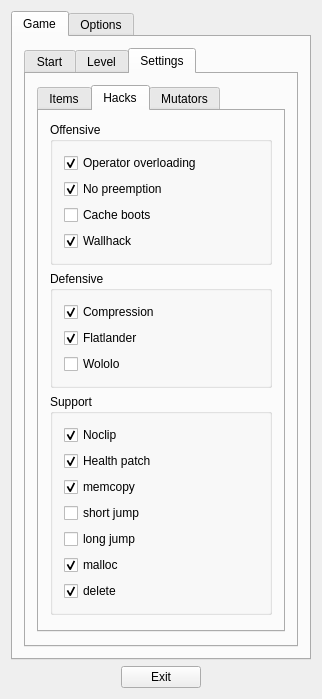
The window that xkill-gui/MainMenu.ui (L0mion/xkill-source) describes before a commit, drawn with Qt 5.
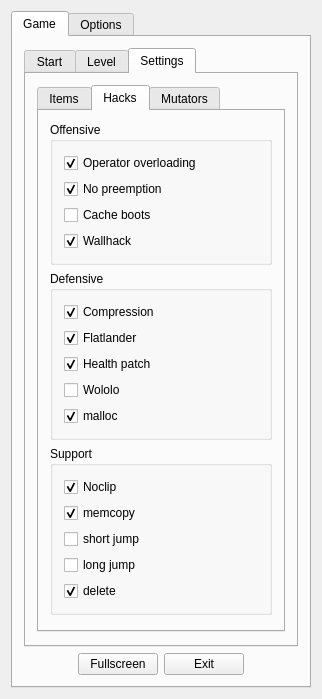
The same window after the commit. The open tabs and pages were chosen to show the change.

Commit message: Fixed menu and refactored lot of stuff

```diff
--- a/xkill-gui/MainMenu.ui
+++ b/xkill-gui/MainMenu.ui
@@ -7,7 +7,7 @@
     <x>0</x>
     <y>0</y>
     <width>314</width>
-    <height>661</height>
+    <height>617</height>
    </rect>
   </property>
   <property name="windowTitle">
@@ -16,6 +16,9 @@
   <property name="layoutDirection">
    <enum>Qt::LeftToRight</enum>
   </property>
+  <property name="styleSheet">
+   <string notr="true"/>
+  </property>
   <widget class="QWidget" name="centralWidget">
    <layout class="QVBoxLayout" name="verticalLayout">
     <item>
@@ -781,6 +784,16 @@
                      </property>
                     </widget>
                    </item>
+                   <item>
+                    <widget class="QCheckBox" name="checkBox_39">
+                     <property name="text">
+                      <string>Health patch</string>
+                     </property>
+                     <property name="checked">
+                      <bool>true</bool>
+                     </property>
+                    </widget>
+                   </item>
                    <item>
                     <widget class="QCheckBox" name="checkBox_53">
                      <property name="text">
@@ -788,6 +801,16 @@
                      </property>
                     </widget>
                    </item>
+                   <item>
+                    <widget class="QCheckBox" name="checkBox_40">
+                     <property name="text">
+                      <string>malloc </string>
+                     </property>
+                     <property name="checked">
+                      <bool>true</bool>
+                     </property>
+                    </widget>
+                   </item>
                   </layout>
                  </widget>
                 </item>
@@ -810,16 +833,6 @@
                      </property>
                     </widget>
                    </item>
-                   <item>
-                    <widget class="QCheckBox" name="checkBox_39">
-                     <property name="text">
-                      <string>Health patch</string>
-                     </property>
-                     <property name="checked">
-                      <bool>true</bool>
-                     </property>
-                    </widget>
-                   </item>
                    <item>
                     <widget class="QCheckBox" name="checkBox_45">
                      <property name="enabled">
@@ -856,16 +869,6 @@
                      </property>
                     </widget>
                    </item>
-                   <item>
-                    <widget class="QCheckBox" name="checkBox_40">
-                     <property name="text">
-                      <string>malloc </string>
-                     </property>
-                     <property name="checked">
-                      <bool>true</bool>
-                     </property>
-                    </widget>
-                   </item>
                    <item>
                     <widget class="QCheckBox" name="checkBox_46">
                      <property name="text">
@@ -1074,6 +1077,56 @@
           </widget>
          </widget>
         </item>
+        <item>
+         <layout class="QHBoxLayout" name="horizontalLayout_5">
+          <item>
+           <spacer name="horizontalSpacer_7">
+            <property name="orientation">
+             <enum>Qt::Horizontal</enum>
+            </property>
+            <property name="sizeHint" stdset="0">
+             <size>
+              <width>40</width>
+              <height>20</height>
+             </size>
+            </property>
+           </spacer>
+          </item>
+          <item>
+           <widget class="QPushButton" name="pushButton_FullScreen">
+            <property name="text">
+             <string>Fullscreen</string>
+            </property>
+            <property name="checkable">
+             <bool>true</bool>
+            </property>
+            <property name="checked">
+             <bool>false</bool>
+            </property>
+           </widget>
+          </item>
+          <item>
+           <widget class="QPushButton" name="pushButton_Exit">
+            <property name="text">
+             <string>Exit</string>
+            </property>
+           </widget>
+          </item>
+          <item>
+           <spacer name="horizontalSpacer_8">
+            <property name="orientation">
+             <enum>Qt::Horizontal</enum>
+            </property>
+            <property name="sizeHint" stdset="0">
+             <size>
+              <width>40</width>
+              <height>20</height>
+             </size>
+            </property>
+           </spacer>
+          </item>
+         </layout>
+        </item>
         <item>
          <spacer name="verticalSpacer_12">
           <property name="orientation">
@@ -1633,43 +1686,6 @@
       </widget>
      </widget>
     </item>
-    <item>
-     <layout class="QHBoxLayout" name="horizontalLayout_5">
-      <item>
-       <spacer name="horizontalSpacer_7">
-        <property name="orientation">
-         <enum>Qt::Horizontal</enum>
-        </property>
-        <property name="sizeHint" stdset="0">
-         <size>
-          <width>40</width>
-          <height>20</height>
-         </size>
-        </property>
-       </spacer>
-      </item>
-      <item>
-       <widget class="QPushButton" name="pushButton_6">
-        <property name="text">
-         <string>Exit</string>
-        </property>
-       </widget>
-      </item>
-      <item>
-       <spacer name="horizontalSpacer_8">
-        <property name="orientation">
-         <enum>Qt::Horizontal</enum>
-        </property>
-        <property name="sizeHint" stdset="0">
-         <size>
-          <width>40</width>
-          <height>20</height>
-         </size>
-        </property>
-       </spacer>
-      </item>
-     </layout>
-    </item>
    </layout>
   </widget>
  </widget>
```
Left out of the diff: 14 changed lines with no effect on the pictures. The commit also changes 10 other files.
